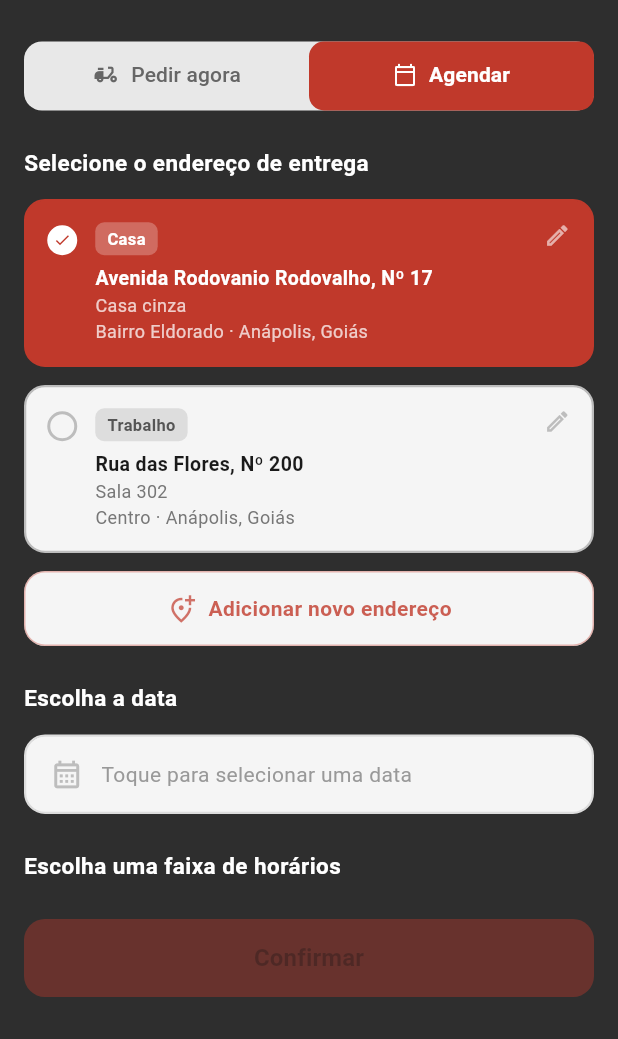
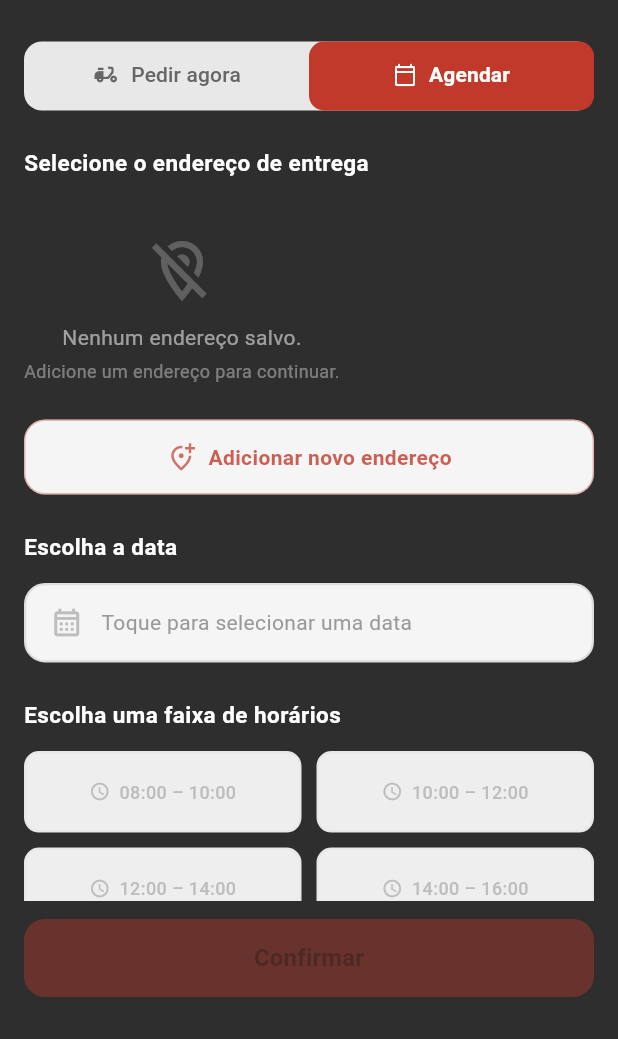
Before and after one commit to VIN1RM/meatshop-mobile, a Flutter app: the AddressScheduleScreen screen opened by its route, tab 2 chosen, on a phone screen of 412 x 824 dp, the part 197-1236 px from its top. Run offline on Flutter 3.47's test engine with Material 3 defaults, Android fonts, the phone set to English and light mode, and no system bars; our stand-ins replace cloud_firestore, csv, firebase_auth, firebase_core, firebase_storage, image_picker and 4 more; accounts and stored records are empty.

Commit message:
feat: integrate dynamic user addresses with Firestore in AddressScheduleScreen
- Replaced hardcoded addresses with real data from AddressProvider
- Added support for fetching, selecting, and managing saved addresses
- Implemented empty state when user has no addresses
- Integrated AddressFormSheet for creating new addresses
- Added proper default address handling and selection logic
- Updated AddressProvider to return created AddressModel
- Fixed import conflicts (firebase_auth AuthProvider)
- Improved UI/UX for address cards and loading states

```diff
--- a/lib/providers/user/address_provider.dart
+++ b/lib/providers/user/address_provider.dart
@@ -27,13 +27,14 @@
     }
   }
 
-  Future<void> add(String uid, AddressModel address) async {
+  Future<AddressModel> add(String uid, AddressModel address) async {
     final created = await _service.addAddress(uid, address);
     if (address.isDefault) {
       _addresses = _addresses.map((a) => a.copyWith(isDefault: false)).toList();
     }
     _addresses.add(created);
     notifyListeners();
+    return created;
   }
 
   Future<void> update(String uid, AddressModel address) async {
--- a/lib/ui/screens/cart/address_schedule_screen.dart
+++ b/lib/ui/screens/cart/address_schedule_screen.dart
@@ -2,6 +2,12 @@
 import 'package:meatshop_mobile/ui/widgets/app_header.dart';
 import 'package:meatshop_mobile/ui/screens/cart/payment_screen.dart';
 import 'package:flutter_localizations/flutter_localizations.dart';
+import 'package:provider/provider.dart';
+import 'package:meatshop_mobile/providers/user/address_provider.dart';
+import 'package:meatshop_mobile/models/address_model.dart';
+import 'package:firebase_auth/firebase_auth.dart' hide AuthProvider;
+import 'package:meatshop_mobile/ui/components/sheets/address_form_sheet.dart';
+import 'package:meatshop_mobile/providers/auth/auth_provider.dart';
 
 class AddressScheduleScreen extends StatefulWidget {
   final double total;
@@ -20,23 +26,7 @@
 
   late TabController _tabController;
 
-  int _selectedAddressIndex = 0;
-  final List<Map<String, String>> _savedAddresses = const [
-    {
-      'label': 'Casa',
-      'street': 'Avenida Rodovanio Rodovalho, Nº 17',
-      'complement': 'Casa cinza',
-      'district': 'Bairro Eldorado',
-      'city': 'Anápolis, Goiás',
-    },
-    {
-      'label': 'Trabalho',
-      'street': 'Rua das Flores, Nº 200',
-      'complement': 'Sala 302',
-      'district': 'Centro',
-      'city': 'Anápolis, Goiás',
-    },
-  ];
+  String? _selectedAddressId;
 
   DateTime? _selectedDate;
   String? _selectedTime;
@@ -51,6 +41,7 @@
   ];
 
   bool get _canProceed {
+    if (_selectedAddressId == null) return false;
     if (_tabController.index == 0) return true;
     return _selectedDate != null && _selectedTime != null;
   }
@@ -60,6 +51,23 @@
     super.initState();
     _tabController = TabController(length: 2, vsync: this);
     _tabController.addListener(() => setState(() {}));
+
+    WidgetsBinding.instance.addPostFrameCallback((_) {
+      final uid = FirebaseAuth.instance.currentUser?.uid;
+      if (uid != null) {
+        final provider = context.read<AddressProvider>();
+        provider.load(uid).then((_) {
+          final addresses = provider.addresses;
+          if (addresses.isNotEmpty && _selectedAddressId == null) {
+            setState(() {
+              _selectedAddressId = addresses
+                  .firstWhere((a) => a.isDefault, orElse: () => addresses.first)
+                  .id;
+            });
+          }
+        });
+      }
+    });
   }
 
   @override
@@ -72,6 +80,30 @@
     Navigator.push(
       context,
       MaterialPageRoute(builder: (_) => PaymentScreen(total: widget.total)),
+    );
+  }
+
+  String? get _uid => context.read<AuthProvider>().currentUser?.uid;
+
+  void _openAddressSheet() {
+    if (_uid == null) return;
+    showModalBottomSheet(
+      context: context,
+      isScrollControlled: true,
+      backgroundColor: Colors.transparent,
+      useSafeArea: true,
+      useRootNavigator: true,
+      builder: (_) => AddressFormSheet(
+        onSave: (newAddress) async {
+          final created = await context.read<AddressProvider>().add(
+            _uid!,
+            newAddress,
+          );
+          if (mounted) {
+            setState(() => _selectedAddressId = created.id);
+          }
+        },
+      ),
     );
   }
 
@@ -201,6 +233,7 @@
   }
 
   Widget _buildNowTab() {
+    final provider = context.watch<AddressProvider>();
     return SingleChildScrollView(
       physics: const BouncingScrollPhysics(),
       padding: const EdgeInsets.fromLTRB(16, 24, 16, 0),
@@ -209,9 +242,17 @@
         children: [
           _sectionLabel('Selecione o endereço de entrega'),
           const SizedBox(height: 14),
-          ..._savedAddresses.asMap().entries.map(
-            (e) => _buildAddressCard(e.key, e.value),
-          ),
+          if (provider.loading)
+            const Center(child: CircularProgressIndicator(color: _red))
+          else if (provider.error != null)
+            Text(
+              provider.error!,
+              style: const TextStyle(color: Colors.redAccent),
+            )
+          else if (provider.addresses.isEmpty)
+            _buildEmptyAddresses()
+          else
+            ...provider.addresses.map((a) => _buildAddressCard(a)),
           const SizedBox(height: 12),
           _buildAddNewAddress(),
           const SizedBox(height: 20),
@@ -222,10 +263,10 @@
     );
   }
 
-  Widget _buildAddressCard(int index, Map<String, String> address) {
-    final selected = _selectedAddressIndex == index;
+  Widget _buildAddressCard(AddressModel address) {
+    final selected = _selectedAddressId == address.id;
     return GestureDetector(
-      onTap: () => setState(() => _selectedAddressIndex = index),
+      onTap: () => setState(() => _selectedAddressId = address.id),
       child: AnimatedContainer(
         duration: const Duration(milliseconds: 200),
         margin: const EdgeInsets.only(bottom: 12),
@@ -261,8 +302,6 @@
               child: Column(
                 crossAxisAlignment: CrossAxisAlignment.start,
                 children: [
-                  Row(
-                    children: [
                   Container(
                     padding: const EdgeInsets.symmetric(
                       horizontal: 8,
@@ -275,7 +314,7 @@
                       borderRadius: BorderRadius.circular(6),
                     ),
                     child: Text(
-                          address['label']!,
+                      address.label,
                       style: TextStyle(
                         color: selected ? _white : const Color(0xFF555555),
                         fontSize: 11,
@@ -283,20 +322,18 @@
                       ),
                     ),
                   ),
-                    ],
-                  ),
                   const SizedBox(height: 6),
                   Text(
-                    address['street']!,
+                    '${address.street}, ${address.number}',
                     style: TextStyle(
                       color: selected ? _white : const Color(0xFF1A1A1A),
                       fontSize: 13,
                       fontWeight: FontWeight.w600,
                     ),
                   ),
-                  if ((address['complement'] ?? '').isNotEmpty)
+                  if (address.complement.isNotEmpty)
                     Text(
-                      address['complement']!,
+                      address.complement,
                       style: TextStyle(
                         color: selected
                             ? _white.withOpacity(0.75)
@@ -305,7 +342,7 @@
                       ),
                     ),
                   Text(
-                    '${address['district']} · ${address['city']}',
+                    '${address.neighborhood} · ${address.city}, ${address.state}',
                     style: TextStyle(
                       color: selected
                           ? _white.withOpacity(0.75)
@@ -337,7 +374,7 @@
 
   Widget _buildAddNewAddress() {
     return GestureDetector(
-      onTap: () {},
+      onTap: _openAddressSheet,
       child: Container(
         padding: const EdgeInsets.symmetric(vertical: 14),
         decoration: BoxDecoration(
@@ -364,6 +401,31 @@
             ),
           ],
         ),
+      ),
+    );
+  }
+
+  Widget _buildEmptyAddresses() {
+    return Padding(
+      padding: const EdgeInsets.symmetric(vertical: 24),
+      child: Column(
+        children: [
+          const Icon(
+            Icons.location_off_outlined,
+            color: Colors.white24,
+            size: 48,
+          ),
+          const SizedBox(height: 10),
+          const Text(
+            'Nenhum endereço salvo.',
+            style: TextStyle(color: Colors.white54, fontSize: 14),
+          ),
+          const SizedBox(height: 4),
+          Text(
+            'Adicione um endereço para continuar.',
+            style: TextStyle(color: Colors.white38, fontSize: 12),
+          ),
+        ],
       ),
     );
   }
@@ -427,6 +489,7 @@
   }
 
   Widget _buildScheduleTab() {
+    final provider = context.watch<AddressProvider>();
     return SingleChildScrollView(
       physics: const BouncingScrollPhysics(),
       padding: const EdgeInsets.fromLTRB(16, 24, 16, 0),
@@ -435,9 +498,17 @@
         children: [
           _sectionLabel('Selecione o endereço de entrega'),
           const SizedBox(height: 14),
-          ..._savedAddresses.asMap().entries.map(
-            (e) => _buildAddressCard(e.key, e.value),
-          ),
+          if (provider.loading)
+            const Center(child: CircularProgressIndicator(color: _red))
+          else if (provider.error != null)
+            Text(
+              provider.error!,
+              style: const TextStyle(color: Colors.redAccent),
+            )
+          else if (provider.addresses.isEmpty)
+            _buildEmptyAddresses()
+          else
+            ...provider.addresses.map((a) => _buildAddressCard(a)),
           _buildAddNewAddress(),
           const SizedBox(height: 24),
           _sectionLabel('Escolha a data'),
@@ -447,9 +518,8 @@
           _sectionLabel('Escolha uma faixa de horários'),
           const SizedBox(height: 14),
           _buildTimeSlots(),
-          if (_selectedDate != null && _selectedTime != null) ...[
+          if (_selectedDate != null && _selectedTime != null)
             const SizedBox(height: 20),
-          ],
         ],
       ),
     );
```
Lines whose indentation alone changed are shown as unchanged.
